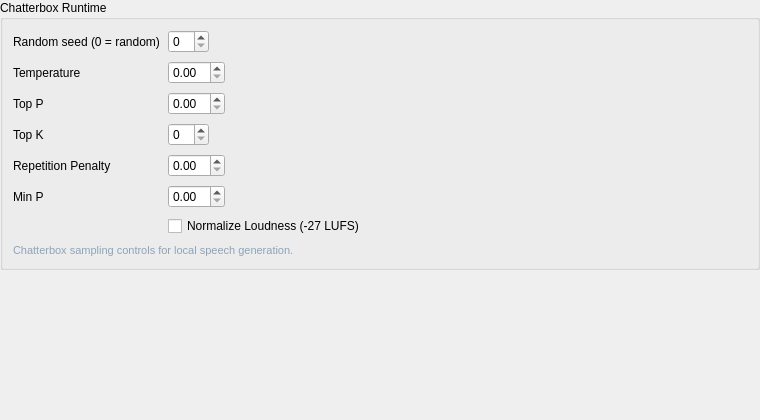
Before: the Qt Designer form addons/chatterbox_tts/ui/chatterbox_tts.ui in Rakile/NeuralCompanion, drawn with Qt 5.
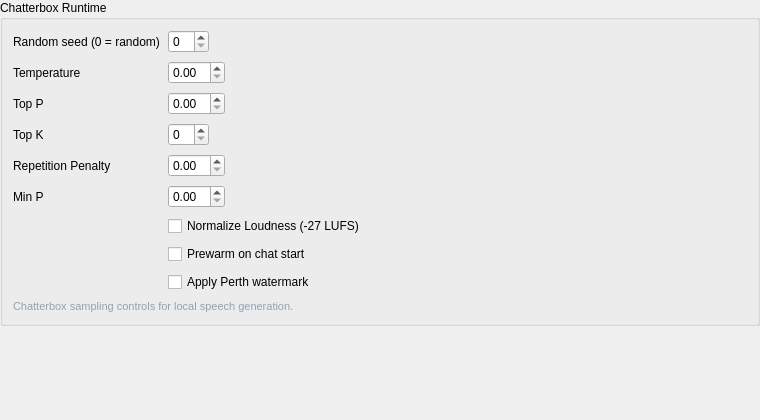
After: the same form once the commit is applied.

Commit message: Prewarm Chatterbox TTS on startup

Patch:
```diff
--- a/addons/chatterbox_tts/ui/chatterbox_tts.ui
+++ b/addons/chatterbox_tts/ui/chatterbox_tts.ui
@@ -125,6 +125,20 @@
           </property>
          </widget>
         </item>
+        <item row="7" column="1">
+         <widget class="QCheckBox" name="chatterbox_prewarm_checkbox">
+          <property name="text">
+           <string>Prewarm on chat start</string>
+          </property>
+         </widget>
+        </item>
+        <item row="8" column="1">
+         <widget class="QCheckBox" name="chatterbox_apply_watermark_checkbox">
+          <property name="text">
+           <string>Apply Perth watermark</string>
+          </property>
+         </widget>
+        </item>
        </layout>
       </item>
       <item>
```
The commit also changes 6 other files.
